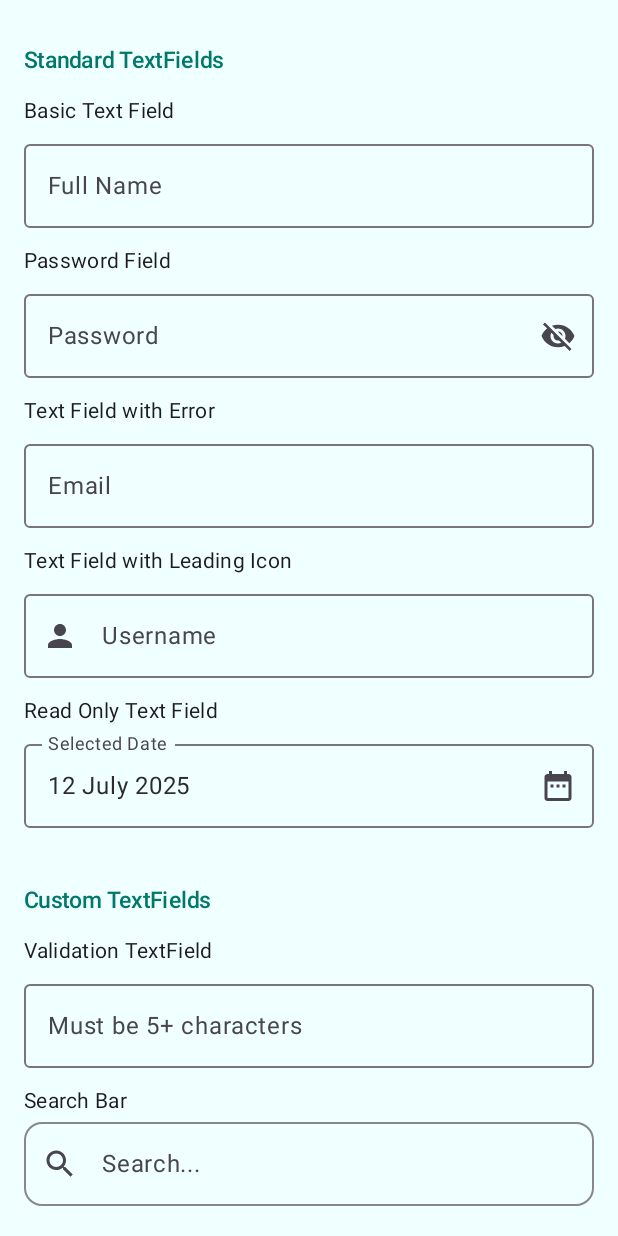
After one commit to adityasood04/Compose-Kit, an Android app built with Jetpack Compose: the TextFieldsDemoScreen screen opened through its navigation route, on a phone screen of 412 x 824 dp. The commit adds this screen. Run offline under Robolectric (Android 15) with nearby library versions, the phone set to English and light mode, and no system bars.

Commit message:
Add textfield compoenents

```diff
--- a/app/build.gradle.kts
+++ b/app/build.gradle.kts
@@ -62,4 +62,5 @@ dependencies {
     implementation(libs.material3)
     implementation(libs.androidx.activity.compose.v172)
     implementation(libs.androidx.animation)
+    implementation(libs.androidx.material.icons.extended)
 }
--- a/app/src/main/java/com/example/composekit/MainActivity.kt
+++ b/app/src/main/java/com/example/composekit/MainActivity.kt
@@ -13,6 +13,7 @@ import androidx.navigation.compose.rememberNavController
 import com.example.composekit.screens.AnimationScreen
 import com.example.composekit.screens.ButtonsDemoScreen
 import com.example.composekit.screens.HomeScreen
+import com.example.composekit.screens.TextFieldsDemoScreen
 import com.example.composekit.ui.theme.ComposeKitTheme
 
 class MainActivity : ComponentActivity() {
@@ -43,6 +44,7 @@ fun NavigationComponent(navController: NavHostController) {
     ) {
         composable(Screen.Home.route) { HomeScreen(navController) }
         composable(Screen.Buttons.route) { ButtonsDemoScreen() }
+        composable(Screen.TextField.route) { TextFieldsDemoScreen() }
         composable(Screen.Animations.route) { AnimationScreen() }
     }
 }
--- a/app/src/main/java/com/example/composekit/NavigationRoutes.kt
+++ b/app/src/main/java/com/example/composekit/NavigationRoutes.kt
@@ -3,5 +3,6 @@ package com.example.composekit
 sealed class Screen(val route: String) {
     object Home : Screen("home")
     object Buttons : Screen("buttons_screen")
+    object TextField : Screen("textfield_screen")
     object Animations : Screen("animations_screen")
 }
--- /dev/null
+++ b/app/src/main/java/com/example/composekit/common/BaseComponents.kt
@@ -0,0 +1,38 @@
+package com.example.composekit.common
+
+import androidx.compose.foundation.layout.Column
+import androidx.compose.foundation.layout.fillMaxWidth
+import androidx.compose.foundation.layout.padding
+import androidx.compose.material3.MaterialTheme
+import androidx.compose.material3.Text
+import androidx.compose.runtime.Composable
+import androidx.compose.ui.Modifier
+import androidx.compose.ui.unit.dp
+import androidx.compose.ui.unit.sp
+
+
+@Composable
+fun SectionHeader(text: String) {
+    Text(
+        text = text,
+        style = MaterialTheme.typography.titleMedium,
+        modifier = Modifier
+            .fillMaxWidth()
+            .padding(top = 12.dp),
+        color = MaterialTheme.colorScheme.primary,
+        fontSize = 15.sp
+    )
+}
+
+@Composable
+fun LabeledComponent(label: String, content: @Composable () -> Unit) {
+    Column(modifier = Modifier.fillMaxWidth()) {
+        Text(
+            text = label,
+            style = MaterialTheme.typography.bodyMedium,
+            modifier = Modifier.padding(bottom = 4.dp),
+            fontSize = 14.sp
+        )
+        content()
+    }
+}
--- /dev/null
+++ b/app/src/main/java/com/example/composekit/components/textfields/ErrorTextField.kt
@@ -0,0 +1,38 @@
+package com.example.composekit.components.textfields
+
+import androidx.compose.foundation.layout.Column
+import androidx.compose.foundation.layout.fillMaxWidth
+import androidx.compose.material3.MaterialTheme
+import androidx.compose.material3.OutlinedTextField
+import androidx.compose.material3.Text
+import androidx.compose.runtime.Composable
+import androidx.compose.ui.Modifier
+
+
+@Composable
+fun ErrorTextField(
+    value: String,
+    onValueChange: (String) -> Unit,
+    label: String = "Email",
+    isError: Boolean = false,
+    errorMessage: String = "",
+    modifier: Modifier = Modifier
+) {
+    Column(modifier = modifier.fillMaxWidth()) {
+        OutlinedTextField(
+            value = value,
+            onValueChange = onValueChange,
+            label = { Text(label) },
+            isError = isError,
+            modifier = Modifier.fillMaxWidth(),
+            singleLine = true
+        )
+        if (isError) {
+            Text(
+                text = errorMessage,
+                color = MaterialTheme.colorScheme.error,
+                style = MaterialTheme.typography.bodySmall
+            )
+        }
+    }
+}
--- /dev/null
+++ b/app/src/main/java/com/example/composekit/components/textfields/LeadingIconTextField.kt
@@ -0,0 +1,30 @@
+package com.example.composekit.components.textfields
+
+import androidx.compose.foundation.layout.fillMaxWidth
+import androidx.compose.material.icons.Icons
+import androidx.compose.material.icons.filled.Person
+import androidx.compose.material3.Icon
+import androidx.compose.material3.OutlinedTextField
+import androidx.compose.material3.Text
+import androidx.compose.runtime.Composable
+import androidx.compose.ui.Modifier
+import androidx.compose.ui.graphics.vector.ImageVector
+
+
+@Composable
+fun LeadingIconTextField(
+    value: String,
+    onValueChange: (String) -> Unit,
+    label: String = "Username",
+    leadingIcon: ImageVector = Icons.Default.Person,
+    modifier: Modifier = Modifier
+) {
+    OutlinedTextField(
+        value = value,
+        onValueChange = onValueChange,
+        label = { Text(label) },
+        leadingIcon = { Icon(leadingIcon, contentDescription = null) },
+        modifier = modifier.fillMaxWidth(),
+        singleLine = true
+    )
+}
--- /dev/null
+++ b/app/src/main/java/com/example/composekit/components/textfields/OtpTextField.kt
@@ -0,0 +1,98 @@
+package com.example.composekit.components.textfields
+
+import androidx.compose.foundation.background
+import androidx.compose.foundation.border
+import androidx.compose.foundation.clickable
+import androidx.compose.foundation.focusable
+import androidx.compose.foundation.layout.Arrangement
+import androidx.compose.foundation.layout.Box
+import androidx.compose.foundation.layout.Row
+import androidx.compose.foundation.layout.height
+import androidx.compose.foundation.layout.size
+import androidx.compose.foundation.layout.width
+import androidx.compose.foundation.shape.RoundedCornerShape
+import androidx.compose.foundation.text.BasicTextField
+import androidx.compose.foundation.text.KeyboardOptions
+import androidx.compose.material3.MaterialTheme
+import androidx.compose.material3.OutlinedTextField
+import androidx.compose.material3.Text
+import androidx.compose.material3.TextFieldDefaults
+import androidx.compose.runtime.Composable
+import androidx.compose.runtime.remember
+import androidx.compose.ui.Alignment
+import androidx.compose.ui.Modifier
+import androidx.compose.ui.focus.FocusRequester
+import androidx.compose.ui.focus.focusRequester
+import androidx.compose.ui.graphics.Color
+import androidx.compose.ui.input.key.KeyEventType
+import androidx.compose.ui.input.key.onKeyEvent
+import androidx.compose.ui.platform.LocalFocusManager
+import androidx.compose.ui.text.input.ImeAction
+import androidx.compose.ui.text.input.KeyboardType
+import androidx.compose.ui.text.style.TextAlign
+import androidx.compose.ui.unit.dp
+import androidx.compose.ui.input.key.Key
+import androidx.compose.ui.input.key.key
+import androidx.compose.ui.input.key.onKeyEvent
+import androidx.compose.ui.input.key.type
+
+@Composable
+fun OtpInputField(
+    otpLength: Int = 6,
+    otpValue: String,
+    onOtpChange: (String) -> Unit,
+    modifier: Modifier = Modifier
+) {
+    val focusRequester = remember { FocusRequester() }
+    val focusManager = LocalFocusManager.current
+
+    Box(
+        modifier = modifier
+            .clickable { focusRequester.requestFocus() }
+    ) {
+        BasicTextField(
+            value = otpValue,
+            onValueChange = {
+                if (it.length <= otpLength && it.all { c -> c.isDigit() }) {
+                    onOtpChange(it)
+                }
+            },
+            modifier = Modifier
+                .focusRequester(focusRequester)
+                .onKeyEvent {
+                    if (it.type == KeyEventType.KeyDown && it.key == Key.Backspace && otpValue.isNotEmpty()) {
+                        onOtpChange(otpValue.dropLast(1))
+                        true
+                    } else false
+                }
+                .focusable(),
+            keyboardOptions = KeyboardOptions.Default.copy(keyboardType = KeyboardType.Number),
+            decorationBox = {
+                Row(horizontalArrangement = Arrangement.spacedBy(8.dp)) {
+                    repeat(otpLength) { index ->
+                        val char = otpValue.getOrNull(index)?.toString() ?: ""
+                        val isFocused = otpValue.length == index
+
+                        Box(
+                            modifier = Modifier
+                                .size(width = 50.dp, height = 60.dp)
+                                .border(
+                                    width = 2.dp,
+                                    color = if (isFocused) MaterialTheme.colorScheme.primary else Color.LightGray,
+                                    shape = RoundedCornerShape(8.dp)
+                                ),
+                            contentAlignment = Alignment.Center
+                        ) {
+                            Text(
+                                text = char,
+                                style = MaterialTheme.typography.titleMedium.copy(textAlign = TextAlign.Center),
+                                color = MaterialTheme.colorScheme.onSurface
+                            )
+                        }
+                    }
+                }
+            },
+            singleLine = true
+        )
+    }
+}
--- /dev/null
+++ b/app/src/main/java/com/example/composekit/components/textfields/PasswordTextField.kt
@@ -0,0 +1,44 @@
+package com.example.composekit.components.textfields
+
+import androidx.compose.foundation.layout.fillMaxWidth
+import androidx.compose.material.icons.Icons
+import androidx.compose.material.icons.filled.Visibility
+import androidx.compose.material.icons.filled.VisibilityOff
+import androidx.compose.material3.Icon
+import androidx.compose.material3.IconButton
+import androidx.compose.material3.OutlinedTextField
+import androidx.compose.material3.Text
+import androidx.compose.runtime.Composable
+import androidx.compose.runtime.getValue
+import androidx.compose.runtime.mutableStateOf
+import androidx.compose.runtime.remember
+import androidx.compose.runtime.setValue
+import androidx.compose.ui.Modifier
+import androidx.compose.ui.text.input.PasswordVisualTransformation
+import androidx.compose.ui.text.input.VisualTransformation
+
+@Composable
+fun PasswordTextField(
+    password: String,
+    onPasswordChange: (String) -> Unit,
+    label: String = "Password",
+    modifier: Modifier = Modifier
+) {
+    var passwordVisible by remember { mutableStateOf(false) }
+
+    OutlinedTextField(
+        value = password,
+        onValueChange = onPasswordChange,
+        label = { Text(label) },
+        modifier = modifier.fillMaxWidth(),
+        visualTransformation = if (passwordVisible) VisualTransformation.None else PasswordVisualTransformation(),
+        trailingIcon = {
+            val icon =
+                if (passwordVisible) Icons.Default.Visibility else Icons.Default.VisibilityOff
+            IconButton(onClick = { passwordVisible = !passwordVisible }) {
+                Icon(imageVector = icon, contentDescription = null)
+            }
+        },
+        singleLine = true
+    )
+}
--- /dev/null
+++ b/app/src/main/java/com/example/composekit/components/textfields/PhoneNumberTextField.kt
@@ -0,0 +1,49 @@
+package com.example.composekit.components.textfields
+
+import androidx.compose.foundation.layout.fillMaxWidth
+import androidx.compose.foundation.layout.padding
+import androidx.compose.foundation.text.KeyboardOptions
+import androidx.compose.material3.MaterialTheme
+import androidx.compose.material3.OutlinedTextField
+import androidx.compose.material3.Text
+import androidx.compose.material3.TextFieldDefaults
+import androidx.compose.runtime.Composable
+import androidx.compose.ui.Modifier
+import androidx.compose.ui.graphics.Color
+import androidx.compose.ui.text.font.FontWeight
+import androidx.compose.ui.text.input.KeyboardType
+import androidx.compose.ui.unit.dp
+
+@Composable
+fun PhoneNumberTextField(
+    number: String,
+    onNumberChange: (String) -> Unit,
+    modifier: Modifier = Modifier
+) {
+    OutlinedTextField(
+        value = number,
+        onValueChange = {
+            if (it.length <= 10 && it.all { c -> c.isDigit() }) {
+                onNumberChange(it)
+            }
+        },
+        label = { Text("Phone Number") },
+        leadingIcon = {
+            Text(
+                text = "+91",
+                modifier = Modifier.padding(start = 8.dp),
+                fontWeight = FontWeight.Bold
+            )
+        },
+        keyboardOptions = KeyboardOptions(keyboardType = KeyboardType.Number),
+        modifier = modifier.fillMaxWidth(),
+        singleLine = true,
+        colors = TextFieldDefaults.colors(
+            focusedIndicatorColor = MaterialTheme.colorScheme.primary,
+            unfocusedIndicatorColor = Color.Gray,
+            focusedContainerColor = MaterialTheme.colorScheme.surface,
+            unfocusedContainerColor = MaterialTheme.colorScheme.surface,
+            disabledContainerColor = MaterialTheme.colorScheme.surface
+        )
+    )
+}
--- /dev/null
+++ b/app/src/main/java/com/example/composekit/components/textfields/ReadOnlyTextField.kt
@@ -0,0 +1,32 @@
+package com.example.composekit.components.textfields
+
+import androidx.compose.foundation.clickable
+import androidx.compose.foundation.layout.fillMaxWidth
+import androidx.compose.material.icons.Icons
+import androidx.compose.material.icons.filled.DateRange
+import androidx.compose.material3.Icon
+import androidx.compose.material3.OutlinedTextField
+import androidx.compose.material3.Text
+import androidx.compose.runtime.Composable
+import androidx.compose.ui.Modifier
+
+@Composable
+fun ReadOnlyTextField(
+    value: String,
+    label: String = "Selected Date",
+    onClick: () -> Unit,
+    modifier: Modifier = Modifier
+) {
+    OutlinedTextField(
+        value = value,
+        onValueChange = {},
+        label = { Text(label) },
+        modifier = modifier
+            .fillMaxWidth()
+            .clickable { onClick() },
+        readOnly = true,
+        trailingIcon = {
+            Icon(Icons.Default.DateRange, contentDescription = null)
+        }
+    )
+}
--- /dev/null
+++ b/app/src/main/java/com/example/composekit/components/textfields/SearchBarTextField.kt
@@ -0,0 +1,60 @@
+package com.example.composekit.components.textfields
+
+import androidx.compose.foundation.background
+import androidx.compose.foundation.layout.fillMaxWidth
+import androidx.compose.foundation.layout.height
+import androidx.compose.foundation.layout.padding
+import androidx.compose.foundation.shape.RoundedCornerShape
+import androidx.compose.foundation.text.KeyboardOptions
+import androidx.compose.material.icons.Icons
+import androidx.compose.material.icons.filled.Close
+import androidx.compose.material.icons.filled.Search
+import androidx.compose.material3.Icon
+import androidx.compose.material3.IconButton
+import androidx.compose.material3.MaterialTheme
+import androidx.compose.material3.OutlinedTextField
+import androidx.compose.material3.Text
+import androidx.compose.material3.TextFieldDefaults
+import androidx.compose.runtime.Composable
+import androidx.compose.ui.Modifier
+import androidx.compose.ui.graphics.Color
+import androidx.compose.ui.text.font.FontWeight
+import androidx.compose.ui.text.input.KeyboardType
+import androidx.compose.ui.unit.dp
+
+@Composable
+fun SearchBarTextField(
+    value: String,
+    onValueChange: (String) -> Unit,
+    placeholder: String = "Search...",
+    modifier: Modifier = Modifier
+) {
+    OutlinedTextField(
+        value = value,
+        onValueChange = onValueChange,
+        placeholder = { Text(placeholder) },
+        modifier = modifier
+            .fillMaxWidth()
+            .height(56.dp)
+            .background(MaterialTheme.colorScheme.surface),
+        singleLine = true,
+        leadingIcon = {
+            Icon(imageVector = Icons.Default.Search, contentDescription = null)
+        },
+        trailingIcon = {
+            if (value.isNotEmpty()) {
+                IconButton(onClick = { onValueChange("") }) {
+                    Icon(imageVector = Icons.Default.Close, contentDescription = null)
+                }
+            }
+        },
+        shape = RoundedCornerShape(12.dp),
+        colors = TextFieldDefaults.colors(
+            focusedIndicatorColor = MaterialTheme.colorScheme.primary,
+            unfocusedIndicatorColor = Color.Gray,
+            focusedContainerColor = MaterialTheme.colorScheme.surface,
+            unfocusedContainerColor = MaterialTheme.colorScheme.surface,
+            disabledContainerColor = MaterialTheme.colorScheme.surface
+        )
+    )
+}
--- /dev/null
+++ b/app/src/main/java/com/example/composekit/components/textfields/ValidationTextField.kt
@@ -0,0 +1,50 @@
+package com.example.composekit.components.textfields
+
+import androidx.compose.animation.AnimatedVisibility
+import androidx.compose.foundation.layout.fillMaxWidth
+import androidx.compose.material.icons.Icons
+import androidx.compose.material.icons.filled.CheckCircle
+import androidx.compose.material.icons.filled.Error
+import androidx.compose.material.icons.filled.Info
+import androidx.compose.material3.Icon
+import androidx.compose.material3.OutlinedTextField
+import androidx.compose.material3.SegmentedButtonDefaults.Icon
+import androidx.compose.material3.Text
+import androidx.compose.runtime.Composable
+import androidx.compose.ui.Modifier
+import androidx.compose.ui.graphics.Color
+
+@Composable
+fun ValidationTextField(
+    value: String,
+    onValueChange: (String) -> Unit,
+    label: String,
+    isValid: Boolean?,
+    modifier: Modifier = Modifier
+) {
+    OutlinedTextField(
+        value = value,
+        onValueChange = onValueChange,
+        label = { Text(label) },
+        trailingIcon = {
+            AnimatedVisibility(visible = isValid != null) {
+                Icon(
+                    imageVector = when (isValid) {
+                        true -> Icons.Default.CheckCircle
+                        false -> Icons.Default.Error
+                        else -> Icons.Default.Info
+                    },
+                    contentDescription = null,
+                    tint = when (isValid) {
+                        true -> Color(0xFF2E7D32)
+                        false -> Color(0xFFD32F2F)
+                        else -> Color.Gray
+                    }
+                )
+            }
+        },
+        isError = isValid == false,
+        modifier = modifier.fillMaxWidth(),
+        singleLine = true
+    )
+}
--- a/app/src/main/java/com/example/composekit/screens/HomeScreen.kt
+++ b/app/src/main/java/com/example/composekit/screens/HomeScreen.kt
@@ -35,6 +35,7 @@ import com.example.composekit.R
 data class UiComponentItem(val title: String, val route: String)
 val componentScreens = listOf(
     UiComponentItem("Buttons", "buttons_screen"),
+    UiComponentItem("TextFields", "textfield_screen"),
 //    UiComponentItem("Animations", "animations_screen"),
 )
 
--- /dev/null
+++ b/app/src/main/java/com/example/composekit/screens/TextFieldsDemoScreen.kt
@@ -0,0 +1,169 @@
+package com.example.composekit.screens
+
+import androidx.compose.foundation.layout.Column
+import androidx.compose.foundation.layout.Spacer
+import androidx.compose.foundation.layout.fillMaxSize
+import androidx.compose.foundation.layout.fillMaxWidth
+import androidx.compose.foundation.layout.height
+import androidx.compose.foundation.layout.padding
+import androidx.compose.foundation.rememberScrollState
+import androidx.compose.foundation.verticalScroll
+import androidx.compose.material3.OutlinedTextField
+import androidx.compose.material3.Text
+import androidx.compose.runtime.Composable
+import androidx.compose.runtime.getValue
+import androidx.compose.runtime.mutableStateOf
+import androidx.compose.runtime.remember
+import androidx.compose.runtime.setValue
+import androidx.compose.ui.Modifier
+import androidx.compose.ui.unit.dp
+import com.example.composekit.common.LabeledComponent
+import com.example.composekit.common.SectionHeader
+import com.example.composekit.components.textfields.ErrorTextField
+import com.example.composekit.components.textfields.LeadingIconTextField
+import com.example.composekit.components.textfields.OtpInputField
+import com.example.composekit.components.textfields.PasswordTextField
+import com.example.composekit.components.textfields.PhoneNumberTextField
+import com.example.composekit.components.textfields.ReadOnlyTextField
+import com.example.composekit.components.textfields.SearchBarTextField
+import com.example.composekit.components.textfields.ValidationTextField
+
+
+@Composable
+fun TextFieldsDemoScreen() {
+    val state = rememberScrollState()
+    var name by remember { mutableStateOf("") }
+    var password by remember { mutableStateOf("") }
+    var email by remember { mutableStateOf("") }
+    var username by remember { mutableStateOf("") }
+    var selectedDate by remember { mutableStateOf("12 July 2025") }
+
+    var animatedName by remember { mutableStateOf("") }
+    var elevatedText by remember { mutableStateOf("") }
+    var validatedText by remember { mutableStateOf("") }
+
+    var currencyAmount by remember { mutableStateOf("") }
+    var searchQuery by remember { mutableStateOf("") }
+    var phoneNumber by remember { mutableStateOf("") }
+    var otpValue by remember { mutableStateOf("") }
+
+    val isEmailError = email.isNotEmpty() && !email.contains("@")
+    val isValid = if (validatedText.isNotEmpty()) validatedText.length >= 5 else null
+
+    Column(
+        modifier = Modifier
+            .fillMaxSize()
+            .padding(16.dp)
+            .verticalScroll(state)
+    ) {
+        SectionHeader("Standard TextFields")
+
+        Spacer(modifier = Modifier.height(12.dp))
+
+        LabeledComponent(label = "Basic Text Field") {
+            BasicOutlinedTextField(
+                value = name,
+                onValueChange = { name = it },
+                label = "Full Name"
+            )
+        }
+
+        Spacer(modifier = Modifier.height(12.dp))
+
+        LabeledComponent(label = "Password Field") {
+            PasswordTextField(
+                password = password,
+                onPasswordChange = { password = it }
+            )
+        }
+
+        Spacer(modifier = Modifier.height(12.dp))
+
+        LabeledComponent(label = "Text Field with Error") {
+            ErrorTextField(
+                value = email,
+                onValueChange = { email = it },
+                isError = isEmailError,
+                errorMessage = "Invalid email format"
+            )
+        }
+
+        Spacer(modifier = Modifier.height(12.dp))
+
+        LabeledComponent(label = "Text Field with Leading Icon") {
+            LeadingIconTextField(
+                value = username,
+                onValueChange = { username = it },
+                label = "Username"
+            )
+        }
+
+        Spacer(modifier = Modifier.height(12.dp))
+
+        LabeledComponent(label = "Read Only Text Field") {
+            ReadOnlyTextField(
+                value = selectedDate,
+                onClick = { /* Date Picker logic */ }
+            )
+        }
+
+        Spacer(modifier = Modifier.height(24.dp))
+
+        SectionHeader("Custom TextFields")
+        Spacer(modifier = Modifier.height(12.dp))
+
+        LabeledComponent(label = "Validation TextField") {
+            ValidationTextField(
+                value = validatedText,
+                onValueChange = { validatedText = it },
+                label = "Must be 5+ characters",
+                isValid = isValid
+            )
+        }
+
+        Spacer(modifier = Modifier.height(12.dp))
+
+        LabeledComponent(label = "Search Bar") {
+            SearchBarTextField(
+                value = searchQuery,
+                onValueChange = { searchQuery = it }
+            )
+        }
+
+        Spacer(modifier = Modifier.height(12.dp))
+
+        LabeledComponent(label = "Phone Number Field") {
+            PhoneNumberTextField(
+                number = phoneNumber,
+                onNumberChange = { phoneNumber = it }
+            )
+        }
+
+        Spacer(modifier = Modifier.height(12.dp))
+
+        LabeledComponent(label = "OTP Input Field") {
+            OtpInputField(
+                otpValue = otpValue,
+                onOtpChange = { otpValue = it }
+            )
+        }
+
+        Spacer(modifier = Modifier.height(48.dp))
+    }
+}
+
+
+@Composable
+fun BasicOutlinedTextField(
+    value: String,
+    onValueChange: (String) -> Unit,
+    label: String = "",
+    modifier: Modifier = Modifier
+) {
+    OutlinedTextField(
+        value = value,
+        onValueChange = onValueChange,
+        label = { Text(label) },
+        modifier = modifier.fillMaxWidth()
+    )
+}
--- a/app/src/main/java/com/example/composekit/ui/theme/Theme.kt
+++ b/app/src/main/java/com/example/composekit/ui/theme/Theme.kt
@@ -31,7 +31,7 @@ private val LightColorScheme = lightColorScheme(
     secondary = TealGrey80,
     tertiary = Mint40,
     background = Color(0xFFF0FFFF),
-    surface = Color(0xFFE0F2F1),
+    surface = Color(0xFFF0FFFF),
     onPrimary = Color.White,
     onSecondary = Color.White,
     onTertiary = Color.White,
--- a/gradle/libs.versions.toml
+++ b/gradle/libs.versions.toml
@@ -34,6 +34,7 @@ androidx-ui-test-junit4 = { group = "androidx.compose.ui", name = "ui-test-junit
 androidx-material3 = { group = "androidx.compose.material3", name = "material3" }
 material3 = { module = "androidx.compose.material3:material3", version.ref = "material3" }
 ui = { module = "androidx.compose.ui:ui", version.ref = "ui" }
+androidx-material-icons-extended = { module = "androidx.compose.material:material-icons-extended" }
 
 [plugins]
 android-application = { id = "com.android.application", version.ref = "agp" }
```
Also changed, not shown: app/src/main/java/com/example/composekit/screens/ButtonsDemoScreen.kt (+21 -44 lines).
